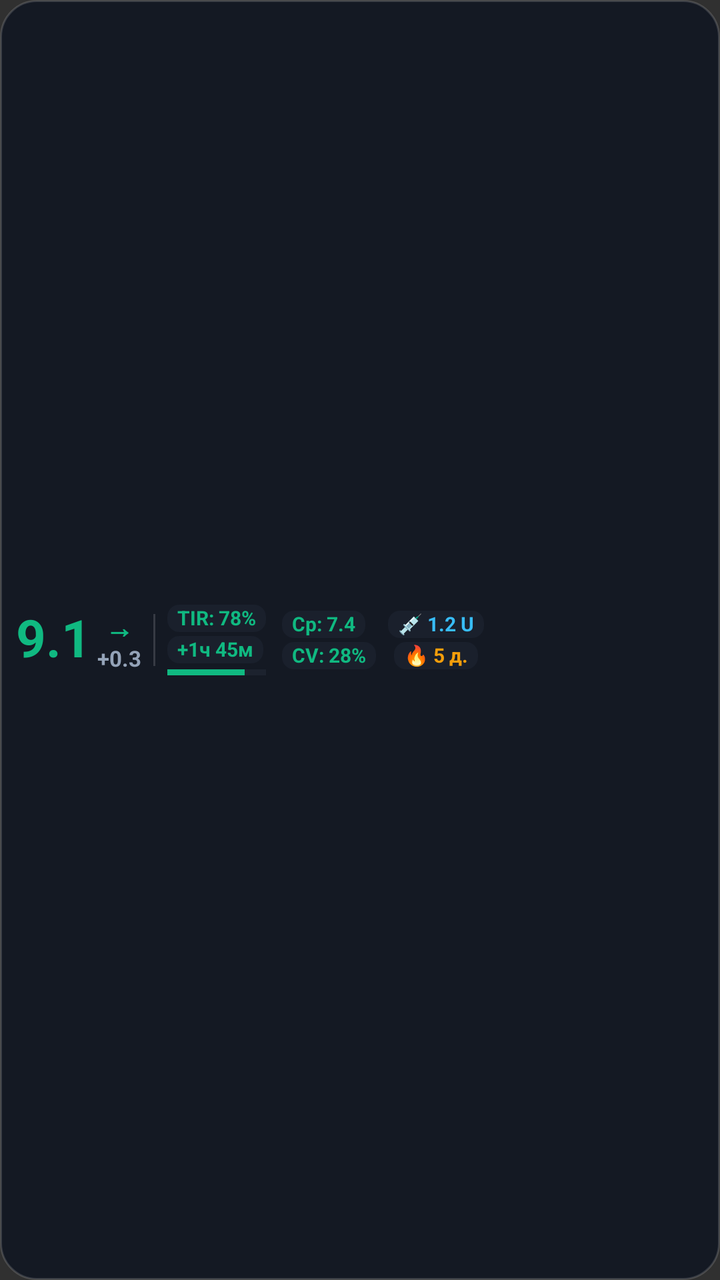
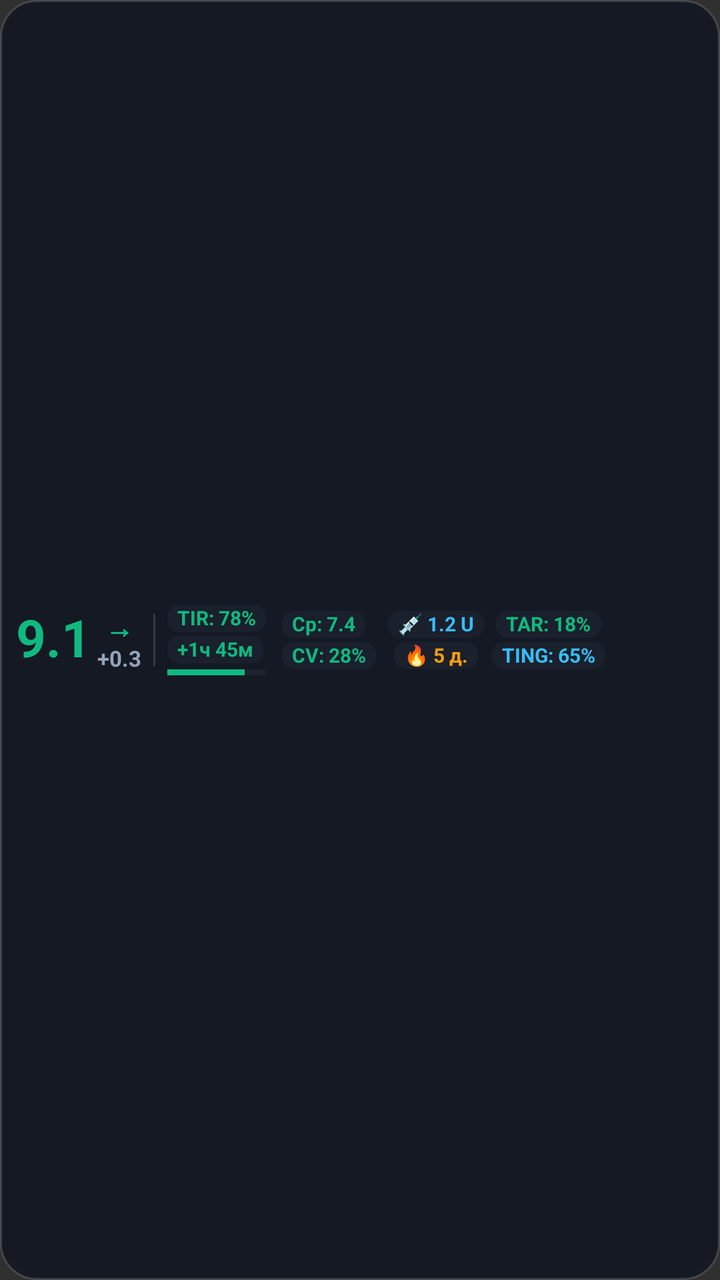

Before-and-after screenshots of an Android layout around one commit, followed by the original layout XML and the change that was made.
<!-- AndroidManifest.xml: application theme Theme.TIRUp -->
<!-- res/layout/widget_strip.xml -->
<?xml version="1.0" encoding="utf-8"?>
<LinearLayout xmlns:android="http://schemas.android.com/apk/res/android"
    android:id="@+id/widget_root"
    android:layout_width="match_parent"
    android:layout_height="match_parent"
    android:background="@drawable/widget_background"
    android:gravity="center_vertical"
    android:orientation="horizontal"
    android:paddingStart="8dp"
    android:paddingTop="4dp"
    android:paddingEnd="8dp"
    android:paddingBottom="4dp">

    
    <LinearLayout
        android:id="@+id/widget_glucose_section"
        android:layout_width="wrap_content"
        android:layout_height="wrap_content"
        android:gravity="center_vertical"
        android:orientation="horizontal">

        <TextView
            android:id="@+id/widget_glucose_value"
            android:layout_width="wrap_content"
            android:layout_height="wrap_content"
            android:includeFontPadding="false"
            android:text="9.1"
            android:textColor="#10B981"
            android:textSize="26sp"
            android:textStyle="bold" />

        <LinearLayout
            android:layout_width="wrap_content"
            android:layout_height="wrap_content"
            android:layout_marginStart="3dp"
            android:gravity="center_horizontal"
            android:orientation="vertical">

            <TextView
                android:id="@+id/widget_trend_arrow"
                android:layout_width="wrap_content"
                android:layout_height="wrap_content"
                android:includeFontPadding="false"
                android:text="→"
                android:textColor="#10B981"
                android:textSize="14sp"
                android:textStyle="bold" />

            <TextView
                android:id="@+id/widget_delta_value"
                android:layout_width="wrap_content"
                android:layout_height="wrap_content"
                android:includeFontPadding="false"
                android:text="+0.3"
                android:textColor="#94A3B8"
                android:textSize="11sp"
                android:textStyle="bold" />
        </LinearLayout>
    </LinearLayout>

    
    <FrameLayout
        android:id="@+id/widget_divider"
        android:layout_width="1dp"
        android:layout_height="26dp"
        android:layout_marginStart="6dp"
        android:layout_marginEnd="6dp"
        android:background="#26FFFFFF" />

    
    <LinearLayout
        android:id="@+id/widget_compensator_section"
        android:layout_width="wrap_content"
        android:layout_height="wrap_content"
        android:gravity="center_vertical|start"
        android:orientation="vertical">

        
        <TextView
            android:id="@+id/widget_tir_score"
            android:layout_width="wrap_content"
            android:layout_height="wrap_content"
            android:background="@drawable/widget_badge_bg"
            android:includeFontPadding="false"
            android:paddingStart="5dp"
            android:paddingTop="1dp"
            android:paddingEnd="5dp"
            android:paddingBottom="1dp"
            android:singleLine="true"
            android:text="TIR: 78%"
            android:textColor="#10B981"
            android:textSize="10sp"
            android:textStyle="bold" />

        
        <TextView
            android:id="@+id/widget_compensator_text"
            android:layout_width="wrap_content"
            android:layout_height="wrap_content"
            android:layout_marginTop="2dp"
            android:background="@drawable/widget_badge_bg"
            android:includeFontPadding="false"
            android:paddingStart="5dp"
            android:paddingTop="1dp"
            android:paddingEnd="5dp"
            android:paddingBottom="1dp"
            android:singleLine="true"
            android:text="+1ч 45м"
            android:textColor="#10B981"
            android:textSize="10sp"
            android:textStyle="bold" />

        
        <ProgressBar
            android:id="@+id/widget_tir_progress"
            style="?android:attr/progressBarStyleHorizontal"
            android:layout_width="match_parent"
            android:layout_height="3dp"
            android:layout_marginTop="3dp"
            android:max="100"
            android:progress="78"
            android:progressBackgroundTint="#2E3A4B"
            android:progressTint="#10B981" />
    </LinearLayout>

    
    <LinearLayout
        android:id="@+id/widget_stats_section"
        android:layout_width="wrap_content"
        android:layout_height="wrap_content"
        android:layout_marginStart="8dp"
        android:gravity="center_vertical|start"
        android:orientation="vertical">

        
        <TextView
            android:id="@+id/widget_mean_glucose"
            android:layout_width="wrap_content"
            android:layout_height="wrap_content"
            android:background="@drawable/widget_badge_bg"
            android:includeFontPadding="false"
            android:paddingStart="5dp"
            android:paddingTop="1dp"
            android:paddingEnd="5dp"
            android:paddingBottom="1dp"
            android:singleLine="true"
            android:text="Ср: 7.4"
            android:textColor="#10B981"
            android:textSize="10sp"
            android:textStyle="bold" />

        
        <TextView
            android:id="@+id/widget_cv_score"
            android:layout_width="wrap_content"
            android:layout_height="wrap_content"
            android:layout_marginTop="2dp"
            android:background="@drawable/widget_badge_bg"
            android:includeFontPadding="false"
            android:paddingStart="5dp"
            android:paddingTop="1dp"
            android:paddingEnd="5dp"
            android:paddingBottom="1dp"
            android:singleLine="true"
            android:text="CV: 28%"
            android:textColor="#10B981"
            android:textSize="10sp"
            android:textStyle="bold" />
    </LinearLayout>

    
    <LinearLayout
        android:id="@+id/widget_iob_streak_section"
        android:layout_width="wrap_content"
        android:layout_height="wrap_content"
        android:layout_marginStart="6dp"
        android:gravity="center_horizontal"
        android:orientation="vertical">

        
        <TextView
            android:id="@+id/widget_iob_text"
            android:layout_width="wrap_content"
            android:layout_height="wrap_content"
            android:background="@drawable/widget_badge_bg"
            android:includeFontPadding="false"
            android:paddingStart="5dp"
            android:paddingTop="1dp"
            android:paddingEnd="5dp"
            android:paddingBottom="1dp"
            android:singleLine="true"
            android:text="💉 1.2 U"
            android:textColor="#38BDF8"
            android:textSize="10sp"
            android:textStyle="bold" />

        
        <TextView
            android:id="@+id/widget_streak_badge"
            android:layout_width="wrap_content"
            android:layout_height="wrap_content"
            android:layout_marginTop="2dp"
            android:background="@drawable/widget_badge_bg"
            android:includeFontPadding="false"
            android:paddingStart="5dp"
            android:paddingTop="1dp"
            android:paddingEnd="5dp"
            android:paddingBottom="1dp"
            android:singleLine="true"
            android:text="🔥 5 д."
            android:textColor="#F59E0B"
            android:textSize="10sp"
            android:textStyle="bold" />
    </LinearLayout>

    
    <LinearLayout
        android:id="@+id/widget_battery_time_section"
        android:layout_width="wrap_content"
        android:layout_height="wrap_content"
        android:layout_marginStart="4dp"
        android:gravity="center_horizontal"
        android:orientation="vertical">

        
        <TextView
            android:id="@+id/widget_master_battery"
            android:layout_width="wrap_content"
            android:layout_height="wrap_content"
            android:background="@drawable/widget_badge_bg"
            android:includeFontPadding="false"
            android:paddingStart="5dp"
            android:paddingTop="1dp"
            android:paddingEnd="5dp"
            android:paddingBottom="1dp"
            android:singleLine="true"
            android:text="🔋 85%"
            android:textColor="#10B981"
            android:textSize="10sp"
            android:textStyle="bold"
            android:visibility="gone" />

        
        <TextView
            android:id="@+id/widget_time_ago"
            android:layout_width="wrap_content"
            android:layout_height="wrap_content"
            android:layout_marginTop="2dp"
            android:background="@drawable/widget_badge_bg"
            android:includeFontPadding="false"
            android:paddingStart="5dp"
            android:paddingTop="1dp"
            android:paddingEnd="5dp"
            android:textSize="10sp"
            android:textStyle="bold"
            android:visibility="gone" />
    </LinearLayout>

    
    <ImageView
        android:id="@+id/widget_chart_image"
        android:layout_width="0dp"
        android:layout_height="0dp"
        android:visibility="gone" />

    
    <LinearLayout
        android:id="@+id/widget_iob_cob_layout"
        android:layout_width="0dp"
        android:layout_height="0dp"
        android:visibility="gone">

        <TextView
            android:id="@+id/widget_cob_text"
            android:layout_width="0dp"
            android:layout_height="0dp"
            android:visibility="gone" />
    </LinearLayout>

</LinearLayout>
<!-- resources referenced by this layout -->
<resources>
  <!-- drawable widget_background (drawable) -->
  <?xml version="1.0" encoding="utf-8"?>
  <shape xmlns:android="http://schemas.android.com/apk/res/android"
      android:shape="rectangle">
      <solid android:color="#D9101622" />
      <corners android:radius="18dp" />
      <stroke
          android:width="1dp"
          android:color="#26FFFFFF" />
  </shape>
  <!-- drawable widget_badge_bg (drawable) -->
  <?xml version="1.0" encoding="utf-8"?>
  <shape xmlns:android="http://schemas.android.com/apk/res/android"
      android:shape="rectangle">
      <solid android:color="#1F475569" />
      <corners android:radius="6dp" />
  </shape>
  <style name="Theme.TIRUp" parent="android:Theme.Material.NoActionBar">
          <item name="android:statusBarColor">@color/background_dark</item>
          <item name="android:navigationBarColor">@color/background_dark</item>
      </style>
  <color name="background_dark">#0F172A</color>
</resources>

<!-- the commit's change to res/layout/widget_strip.xml (unified diff, before → after) -->
@@ -234,11 +234,11 @@
             android:paddingEnd="5dp"
             android:paddingBottom="1dp"
             android:singleLine="true"
-            android:text="🔋 85%"
+            android:text="TAR: 18%"
             android:textColor="#10B981"
             android:textSize="10sp"
             android:textStyle="bold"
-            android:visibility="gone" />
+            android:visibility="visible" />
 
         
         <TextView
@@ -251,9 +251,13 @@
             android:paddingStart="5dp"
             android:paddingTop="1dp"
             android:paddingEnd="5dp"
+            android:paddingBottom="1dp"
+            android:singleLine="true"
+            android:text="TING: 65%"
+            android:textColor="#38BDF8"
             android:textSize="10sp"
             android:textStyle="bold"
-            android:visibility="gone" />
+            android:visibility="visible" />
     </LinearLayout>
 
     
